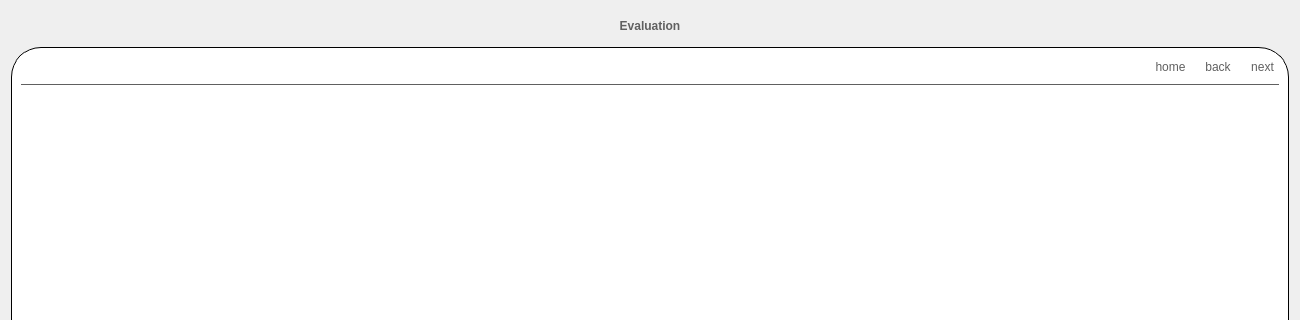
First picture: the form in final.ui, repository ancaboriceanu/Licenta, before the edit; both pictures show x 0 to 1300 and y 0 to 320 of the 1300 by 897 pixel window.
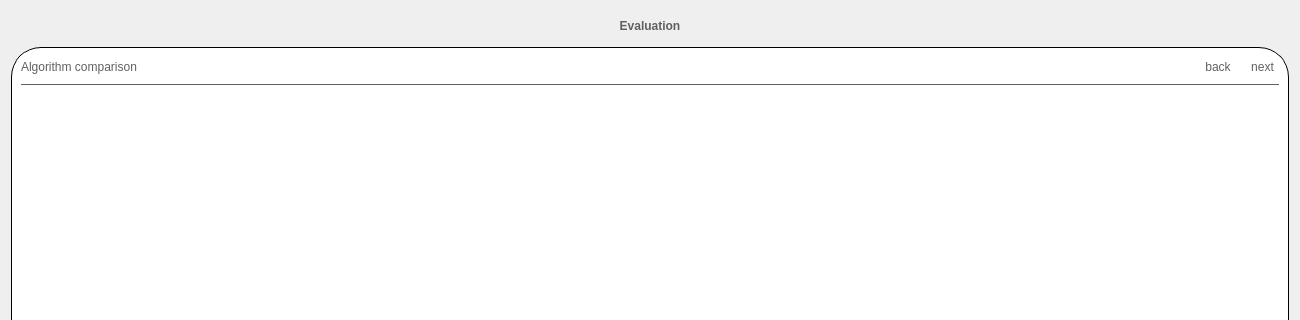
Second picture: the form after the edit.

```diff
--- a/final.ui
+++ b/final.ui
@@ -69,8 +69,12 @@
             <height>20</height>
            </size>
           </property>
+          <property name="styleSheet">
+           <string notr="true">font:12pt &quot;Seagoe UI&quot;;
+</string>
+          </property>
           <property name="text">
-           <string/>
+           <string>Algorithm comparison</string>
           </property>
          </widget>
         </item>
@@ -86,7 +90,7 @@
            <string notr="true">border: none;</string>
           </property>
           <property name="text">
-           <string>home</string>
+           <string/>
           </property>
          </widget>
         </item>
```
